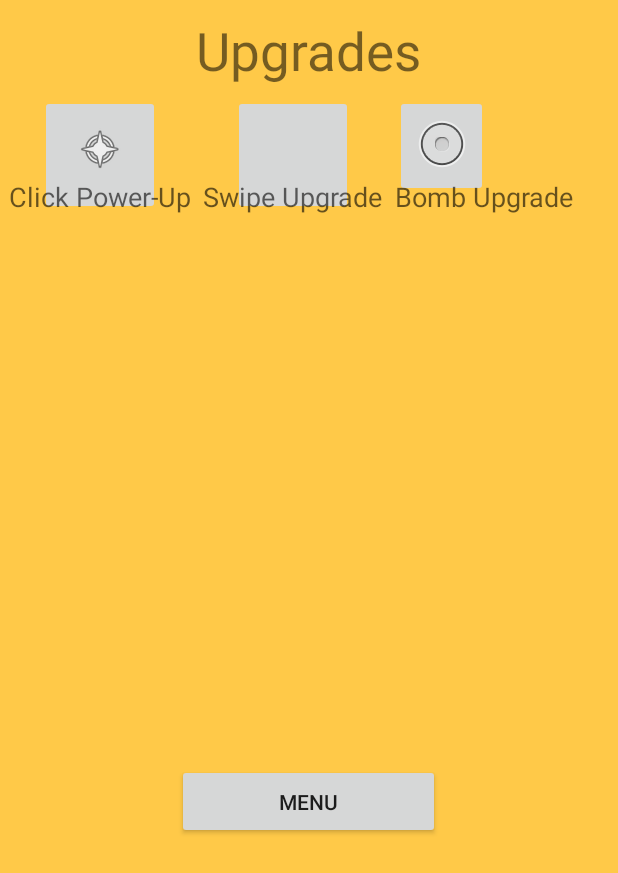
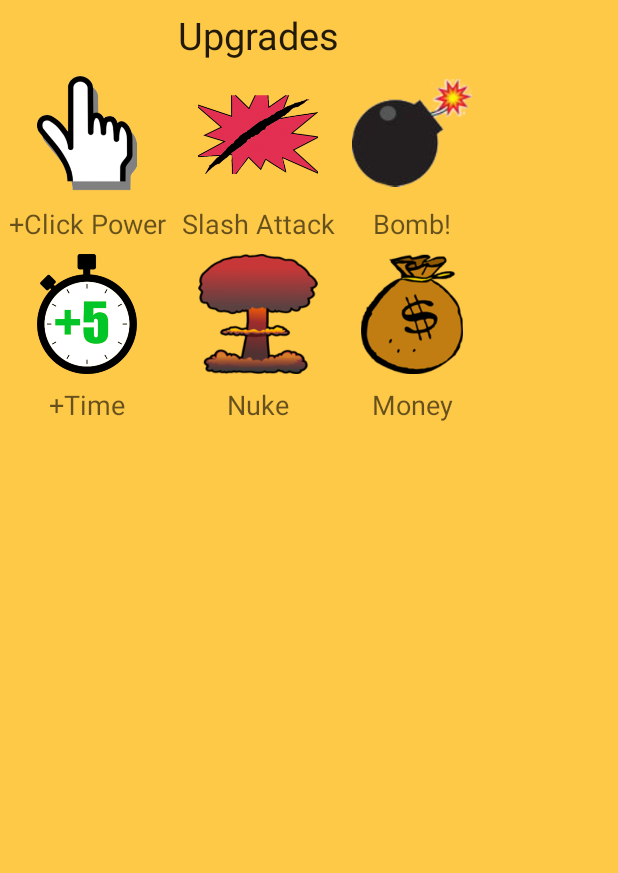
Before and after one commit to Turtle-Hero/IndividualGame, an Android app: the UpgradesShop screen opened directly, with no data from a screen before it, on a phone screen of 412 x 824 dp. Shown: the top 873 px of the screen. Run offline under Robolectric (Android 15) with nearby library versions, the phone set to English and light mode, and no system bars; 1 statement that could not run was skipped.

Commit message:
moar buttons

```diff
--- a/app/src/main/res/layout/activity_upgrades_menu.xml
+++ b/app/src/main/res/layout/activity_upgrades_menu.xml
@@ -1,5 +1,5 @@
 <?xml version="1.0" encoding="utf-8"?>
-<LinearLayout xmlns:android="http://schemas.android.com/apk/res/android"
+<RelativeLayout xmlns:android="http://schemas.android.com/apk/res/android"
     xmlns:tools="http://schemas.android.com/tools"
     android:orientation="vertical"
     android:layout_width="match_parent"
@@ -7,30 +7,38 @@
     android:background="#ffffc948"
     tools:context="trevorwarner.individualgame.UpgradesShop">
 
-    <TextView
-        android:layout_width="wrap_content"
+    <GridLayout
+        android:layout_width="match_parent"
         android:layout_height="wrap_content"
-        android:text="Upgrades"
-        android:id="@+id/upgrades_title_textview"
-        android:layout_gravity="center_horizontal"
-        android:paddingTop="10dp"
-        android:textSize="35dp" />
+        android:columnCount="5"
+        android:rowCount="5"
+        android:padding="2dp"
+        android:useDefaultMargins="true"
+        android:layout_gravity="center"
+        android:columnOrderPreserved="true"
+        android:rowOrderPreserved="true">
 
-    <GridLayout
-        android:layout_width="fill_parent"
-        android:layout_height="450dp"
-        android:columnCount="5"
-        android:rowCount="3"
-        android:padding="2dp"
-        android:useDefaultMargins="true">
+        <TextView
+            android:layout_width="wrap_content"
+            android:layout_height="wrap_content"
+            android:textAppearance="?android:attr/textAppearanceLarge"
+            android:text="@string/upgradeTitle"
+            android:id="@+id/textView4"
+            android:layout_row="0"
+            android:layout_column="1"
+            android:textSize="25dp" />
 
         <ImageButton
             android:layout_width="80dp"
             android:layout_height="80dp"
             android:id="@+id/clickUpgrade"
-            android:src="@android:drawable/ic_menu_compass"
-            android:layout_gravity="center_horizontal|top"
-            android:paddingTop="2dp" />
+            android:src="@drawable/pointer"
+            android:layout_gravity="center_horizontal|bottom"
+            android:paddingTop="2dp"
+            android:scaleType="fitCenter"
+            android:background="@null"
+            android:layout_row="1"
+            android:layout_column="0" />
 
         <TextView
             android:layout_width="wrap_content"
@@ -38,59 +46,115 @@
             android:textAppearance="?android:attr/textAppearanceMedium"
             android:id="@+id/textView"
             android:layout_column="0"
-            android:layout_row="0"
-            android:layout_gravity="center_horizontal|bottom"
-            android:text="Click Power-Up" />
+            android:layout_row="2"
+            android:layout_gravity="center_horizontal|top"
+            android:text="+Click Power" />
 
         <ImageButton
             android:layout_width="80dp"
             android:layout_height="80dp"
             android:id="@+id/swipeUpgrade"
-            android:layout_gravity="center_horizontal|top"
-            android:paddingTop="2dp" />
+            android:layout_gravity="center_horizontal|bottom"
+            android:paddingTop="2dp"
+            android:src="@drawable/swipe"
+            android:scaleType="fitCenter"
+            android:background="@null"
+            android:layout_row="1"
+            android:layout_column="1" />
 
         <TextView
             android:layout_width="wrap_content"
             android:layout_height="wrap_content"
             android:textAppearance="?android:attr/textAppearanceMedium"
-            android:text="Swipe Upgrade"
+            android:text="Slash Attack"
             android:id="@+id/textView2"
-            android:layout_row="0"
-            android:layout_gravity="center_horizontal|bottom"
+            android:layout_row="2"
+            android:layout_gravity="center_horizontal|top"
             android:layout_column="1" />
 
         <ImageButton
-            android:layout_width="wrap_content"
-            android:layout_height="wrap_content"
+            android:layout_width="80dp"
+            android:layout_height="80dp"
             android:id="@+id/bombButton"
-            android:layout_row="0"
-            android:layout_column="2"
-            android:src="@android:drawable/btn_radio"
-            android:layout_gravity="top" />
+            android:layout_row="1"
+            android:layout_column="3"
+            android:src="@drawable/bomb"
+            android:background="@null"
+            android:scaleType="fitCenter"
+            android:layout_gravity="center_horizontal|bottom" />
 
         <TextView
             android:layout_width="wrap_content"
             android:layout_height="wrap_content"
             android:textAppearance="?android:attr/textAppearanceMedium"
-            android:text="Bomb Upgrade"
+            android:text="Bomb!"
             android:id="@+id/textView3"
-            android:layout_row="0"
-            android:layout_column="2"
-            android:layout_gravity="bottom" />
+            android:layout_row="2"
+            android:layout_column="3"
+            android:layout_gravity="center_horizontal|top" />
+
+        <ImageButton
+            android:layout_width="80dp"
+            android:layout_height="80dp"
+            android:id="@+id/timerButton"
+            android:layout_row="3"
+            android:layout_column="0"
+            android:src="@drawable/timer"
+            android:background="@null"
+            android:scaleType="fitCenter"
+            android:layout_gravity="center_horizontal" />
+
+        <ImageButton
+            android:layout_width="80dp"
+            android:layout_height="80dp"
+            android:id="@+id/imageButton"
+            android:layout_row="3"
+            android:layout_column="3"
+            android:src="@drawable/moneybag"
+            android:background="@null"
+            android:scaleType="fitCenter" />
+
+        <TextView
+            android:layout_width="wrap_content"
+            android:layout_height="wrap_content"
+            android:textAppearance="?android:attr/textAppearanceMedium"
+            android:text="@string/timeUpgrade"
+            android:id="@+id/textView5"
+            android:layout_row="4"
+            android:layout_column="0"
+            android:layout_gravity="center_horizontal|top" />
+
+        <ImageButton
+            android:layout_width="80dp"
+            android:layout_height="80dp"
+            android:id="@+id/nukeButton"
+            android:layout_row="3"
+            android:layout_column="1"
+            android:src="@drawable/nuke"
+            android:background="@null"
+            android:scaleType="fitCenter"
+            android:layout_gravity="center_horizontal|bottom" />
+
+        <TextView
+            android:layout_width="wrap_content"
+            android:layout_height="wrap_content"
+            android:textAppearance="?android:attr/textAppearanceMedium"
+            android:text="@string/nukeUpgrade"
+            android:id="@+id/textView6"
+            android:layout_row="4"
+            android:layout_column="1"
+            android:layout_gravity="center_horizontal" />
+
+        <TextView
+            android:layout_width="wrap_content"
+            android:layout_height="wrap_content"
+            android:textAppearance="?android:attr/textAppearanceMedium"
+            android:text="@string/moneyUpgrade"
+            android:id="@+id/textView7"
+            android:layout_row="4"
+            android:layout_column="3"
+            android:layout_gravity="center_horizontal" />
 
     </GridLayout>
 
-    <RelativeLayout
-        android:layout_width="match_parent"
-        android:layout_height="wrap_content"
-        android:padding="2dp">
-
-        <Button
-            android:layout_width="175dp"
-            android:layout_height="50dp"
-            android:text="Menu"
-            android:id="@+id/menuButton"
-            android:layout_centerVertical="true"
-            android:layout_centerHorizontal="true" />
-    </RelativeLayout>
-</LinearLayout>
+</RelativeLayout>
--- a/app/src/main/res/values/strings.xml
+++ b/app/src/main/res/values/strings.xml
@@ -14,4 +14,9 @@
     <string name="menuString">Menu</string>
     <string name="fourth">4th: </string>
     <string name="fifth">5th: </string>
+    <string name="upgradeTitle">Upgrades</string>
+    <string name="clickUpgrade">+Click Power</string>
+    <string name="timeUpgrade">+Time</string>
+    <string name="nukeUpgrade">Nuke</string>
+    <string name="moneyUpgrade">Money</string>
 </resources>
```
Also changed, not shown: app/src/main/res/drawable/bomb.png (added), app/src/main/res/drawable/moneybag.png (added), app/src/main/res/drawable/nuke.png (added), app/src/main/res/drawable/pointer.png (added), app/src/main/res/drawable/swipe.png (added), app/src/main/res/drawable/timer.png (added).
